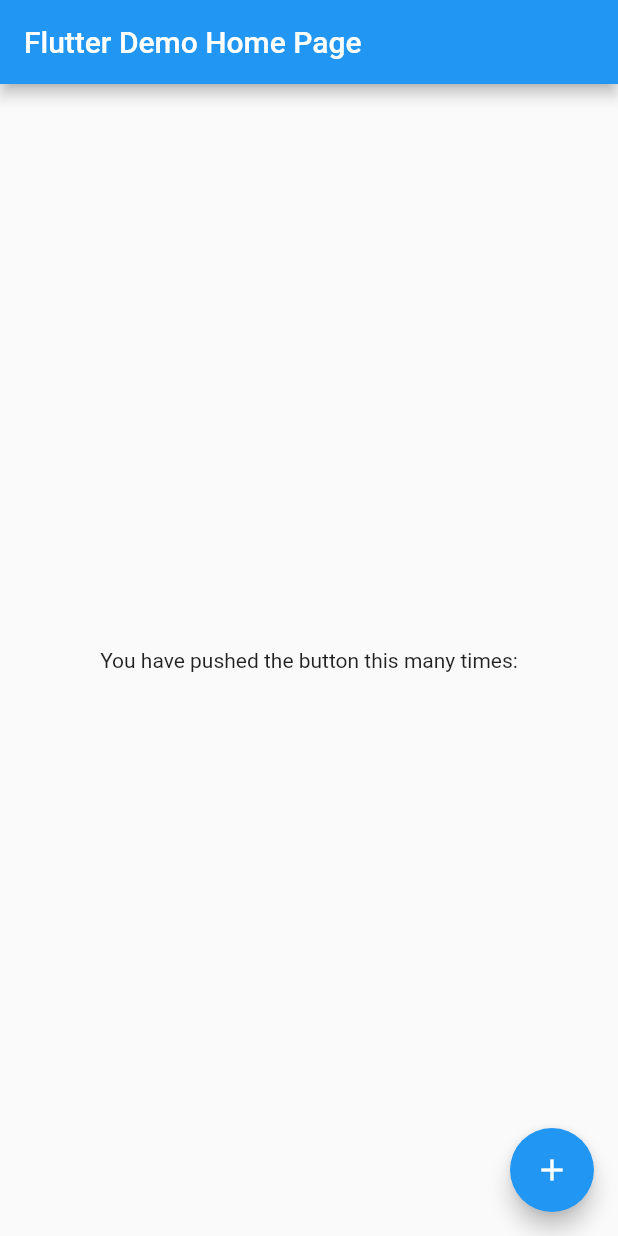
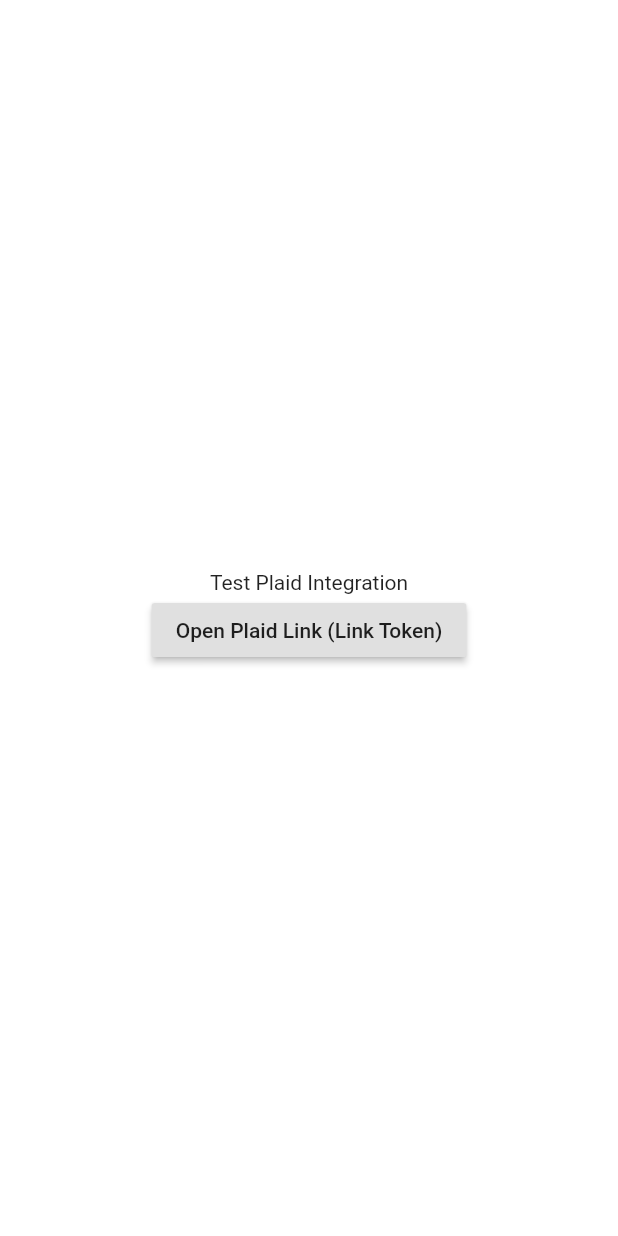
Before and after one commit to joshuadeguzman/flutter_second_brain, a Flutter app: the screen it shows after launch, on a phone screen of 412 x 824 dp. Run offline on Flutter 3.47's test engine with Material 2 defaults, Android fonts, the phone set to English and light mode, and no system bars; our stand-ins replace firebase_messaging, flutter_dotenv, flutter_local_notifications; missing offline and left inert: flutter_app_badger, plaid_flutter; accounts and stored records are empty.

Commit message:
feat: Add Plaid account linking

```diff
--- a/lib/main.dart
+++ b/lib/main.dart
@@ -4,8 +4,10 @@ import 'dart:io';
 import 'package:firebase_messaging/firebase_messaging.dart';
 import 'package:flutter/material.dart';
 import 'package:flutter_app_badger/flutter_app_badger.dart';
+import 'package:flutter_dotenv/flutter_dotenv.dart';
 import 'package:flutter_local_notifications/flutter_local_notifications.dart';
 import 'package:flutter_second_brain/models/fcm_notification.model.dart';
+import 'package:flutter_second_brain/screens/plain_account_linking.screen.dart';
 
 int _notificationId = 1000;
 
@@ -59,7 +61,8 @@ Future<dynamic> handleBackgroundNotification(Map<String, dynamic> message) {
   return null;
 }
 
-void main() {
+Future main() async {
+  await DotEnv().load('.env');
   runApp(MyApp());
 }
 
@@ -72,11 +75,12 @@ class MyApp extends StatelessWidget {
         primarySwatch: Colors.blue,
         visualDensity: VisualDensity.adaptivePlatformDensity,
       ),
-      home: MyHomePage(title: 'Flutter Demo Home Page'),
+      home: PlaidAccountLinkingScreen(),
     );
   }
 }
 
+// TODO: Clean up directory
 class MyHomePage extends StatefulWidget {
   MyHomePage({Key key, this.title}) : super(key: key);
 
--- /dev/null
+++ b/lib/screens/plain_account_linking.screen.dart
@@ -0,0 +1,92 @@
+import 'package:flutter/material.dart';
+import 'package:http/http.dart' as http;
+import 'package:plaid_flutter/plaid_flutter.dart';
+
+class PlaidAccountLinkingScreen extends StatefulWidget {
+  @override
+  State<StatefulWidget> createState() {
+    return _PlaidAccountLinkingScreenState();
+  }
+}
+
+class _PlaidAccountLinkingScreenState extends State<PlaidAccountLinkingScreen> {
+  PlaidLink _plaidPublicKey, _plaidLinkToken;
+
+  @override
+  void initState() {
+    super.initState();
+
+    LinkConfiguration publicKeyConfiguration = LinkConfiguration(
+      clientName: "CLIENT_NAME",
+      publicKey: "PUBLIC_KEY",
+      env: LinkEnv.sandbox,
+      products: <LinkProduct>[
+        LinkProduct.auth,
+      ],
+      accountSubtypes: {
+        "depository": ["checking", "savings"],
+      },
+      language: "en",
+      countryCodes: ['US'],
+      userLegalName: "John Appleseed",
+      userEmailAddress: "jappleseed@youapp.com",
+      userPhoneNumber: "+1 (512) 555-1234",
+    );
+
+    // Generate link token here
+    // (Redacted for security reasons)
+    // https://plaid.com/docs/api/tokens/#linktokencreate
+
+    LinkConfiguration linkTokenConfiguration = LinkConfiguration(
+      linkToken: "<ADD LINK_TOKEN HERE>",
+    );
+
+    _plaidPublicKey = PlaidLink(
+      configuration: publicKeyConfiguration,
+      onSuccess: _onSuccessCallback,
+      onEvent: _onEventCallback,
+      onExit: _onExitCallback,
+    );
+
+    _plaidLinkToken = PlaidLink(
+      configuration: linkTokenConfiguration,
+      onSuccess: _onSuccessCallback,
+      onEvent: _onEventCallback,
+      onExit: _onExitCallback,
+    );
+  }
+
+  void _onSuccessCallback(String publicToken, LinkSuccessMetadata metadata) {
+    print("onSuccess: $publicToken, metadata: ${metadata.description()}");
+  }
+
+  void _onEventCallback(String event, LinkEventMetadata metadata) {
+    print("onEvent: $event, metadata: ${metadata.description()}");
+  }
+
+  void _onExitCallback(String error, LinkExitMetadata metadata) {
+    print("onExit: $error, metadata: ${metadata.description()}");
+  }
+
+  @override
+  Widget build(BuildContext context) {
+    return MaterialApp(
+      home: Scaffold(
+        body: Container(
+          width: double.infinity,
+          color: Colors.white,
+          child: Column(
+            mainAxisAlignment: MainAxisAlignment.center,
+            children: <Widget>[
+              Text("Test Plaid Integration"),
+              RaisedButton(
+                onPressed: () => _plaidLinkToken.open(),
+                child: Text("Open Plaid Link (Link Token)"),
+              ),
+            ],
+          ),
+        ),
+      ),
+    );
+  }
+}
```
Also changed, not shown: pubspec.yaml (+13 -0 lines), pubspec.lock, 6 other files.
